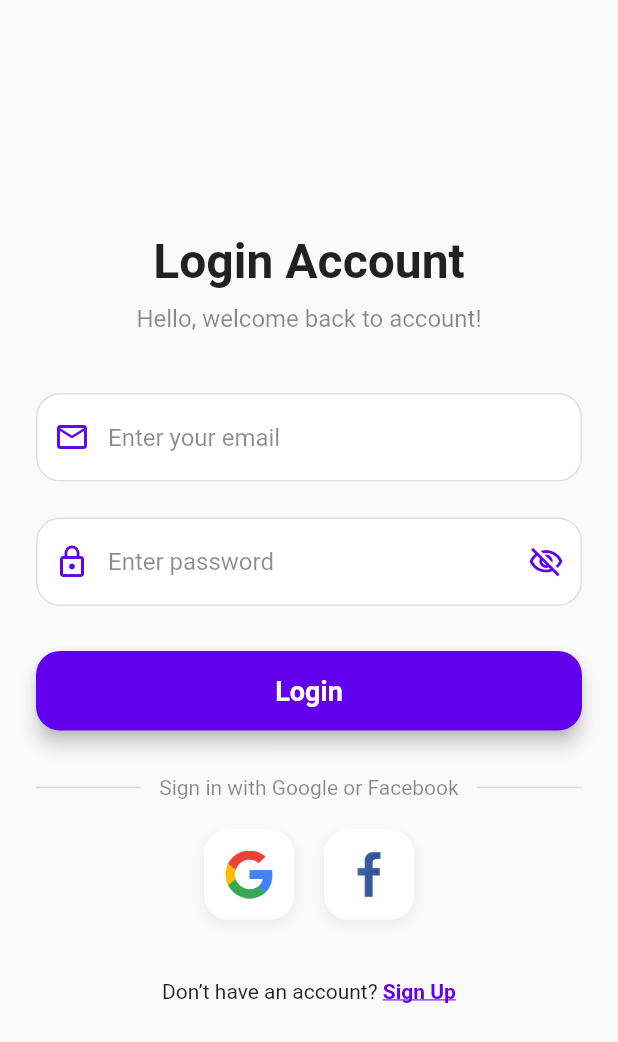
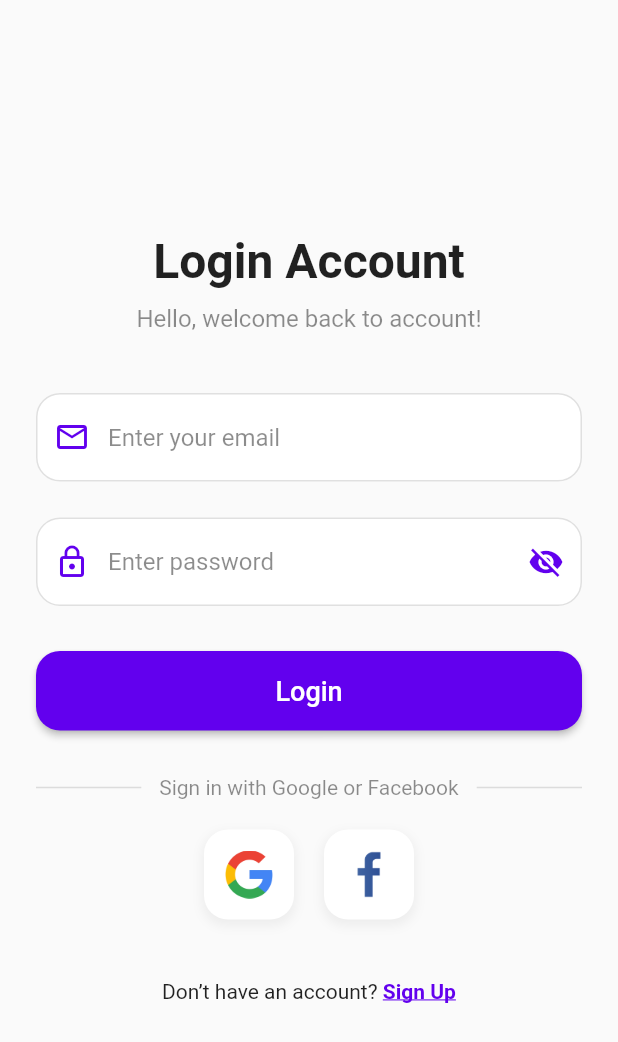
Before and after one commit to NONG-PHLOEUT-GITHUB/sports-venue-booking-app, a Flutter app: the screen it shows after launch, after a tap on "Get Started", on a phone screen of 412 x 824 dp. Shown: the top 1042 px of the screen. Run offline on Flutter 3.47's test engine with Material 3 defaults, Android fonts, the phone set to English and light mode, and no system bars; our stand-ins replace carousel_slider, dio, firebase_auth, get, get_storage, google_sign_in and 2 more; accounts and stored records are empty; network calls fail.

Commit message:
new feature

```diff
--- a/frontend/lib/controllers/register_controller.dart
+++ b/frontend/lib/controllers/register_controller.dart
@@ -1,4 +1,5 @@
 import 'package:flutter/material.dart';
+import 'package:frontend/screens/otp_comfirm_screen.dart';
 import 'package:get/get.dart';
 import 'package:http/http.dart' as http;
 import 'dart:convert';
@@ -27,7 +28,7 @@ class RegisterController extends GetxController {
         Get.snackbar("Success", "Account created successfully",
             backgroundColor: Colors.green, colorText: Colors.white);
         print("Token: ${data['access_token']}");
-            Get.to(() => OtpScreen(token: data['access_token']));
+        Get.to(() => OtpVerificationPage(token: data['access_token']));
       } else {
         var error = json.decode(response.body);
         Get.snackbar("Error", error.toString(),
--- a/frontend/lib/screens/login_screen.dart
+++ b/frontend/lib/screens/login_screen.dart
@@ -1,37 +1,25 @@
 import 'package:flutter/material.dart';
 import 'package:frontend/controllers/locale_controller.dart';
+import 'package:frontend/controllers/login_controller.dart';
+import 'package:frontend/controllers/social_login_controller.dart';
 import 'package:frontend/screens/otp_comfirm_screen.dart'; // This screen might not be needed for password login, but I'll keep the import for now
 import 'package:frontend/screens/register_screen.dart';
 import 'package:frontend/l10n/app_localizations.dart';
 import 'package:flutter/gestures.dart';
 import 'package:get/get.dart';
 
-class LoginPage extends StatefulWidget {
-  const LoginPage({super.key});
-
-  @override
-  State<LoginPage> createState() => _LoginPageState();
-}
-
-class _LoginPageState extends State<LoginPage> {
-  final TextEditingController _emailController = TextEditingController();
-  final TextEditingController _passwordController = TextEditingController();
-  bool _obscurePassword = true;
-
+class LoginScreen extends StatelessWidget {
+  final LoginController controller = Get.put(LoginController());
+  final SocialLoginController socialLoginController = Get.put(SocialLoginController());
   // UI constants
-  final Color _primaryColor = const Color(0xFF6200EE);
+  final Color primaryColor = Get.theme.colorScheme.primary;
   final Color _textColor = Colors.black87;
   final Color _hintColor = Colors.black45;
   final Color _borderColor = Colors.grey.shade300;
   final Color _fillColor = Colors.white;
-  final double _borderRadius = 16;
+  final double borderRadius = 16;
 
-  @override
-  void dispose() {
-    _emailController.dispose();
-    _passwordController.dispose();
-    super.dispose();
-  }
+  LoginScreen({super.key});
 
   @override
   Widget build(BuildContext context) {
@@ -70,7 +58,7 @@ class _LoginPageState extends State<LoginPage> {
                   ),
                   const SizedBox(height: 40),
                   _buildTextField(
-                    controller: _emailController,
+                    controller: controller.emailController,
                     hintText:
                         isLocalizationsAvailable
                             ? localizations.enterEmail
@@ -81,29 +69,33 @@ class _LoginPageState extends State<LoginPage> {
                   const SizedBox(height: 24),
                   _buildPasswordField(),
                   const SizedBox(height: 30),
-                  ElevatedButton(
-                    onPressed: () {
-                      // Navigator.push(
-                      //   context,
-                      //   MaterialPageRoute(
-                      //     builder: (context) => OtpVerificationPage(),
-                      //   ),
-                      // );
-                    },
+                  Obx(
+                    () => ElevatedButton(
+                      onPressed:
+                          controller.isLoading.value ? null : controller.login,
                       style: ElevatedButton.styleFrom(
-                      backgroundColor: _primaryColor,
+                        backgroundColor: primaryColor,
                         padding: const EdgeInsets.symmetric(vertical: 16),
                         shape: RoundedRectangleBorder(
-                        borderRadius: BorderRadius.circular(_borderRadius),
+                          borderRadius: BorderRadius.circular(borderRadius),
                         ),
-                      elevation: 5,
                       ),
-                    child: const Text(
-                      'Login',
+                      child:
+                          controller.isLoading.value
+                              ? const SizedBox(
+                                height: 20,
+                                width: 20,
+                                child: CircularProgressIndicator(
+                                  color: Colors.white,
+                                  strokeWidth: 2,
+                                ),
+                              )
+                              : const Text(
+                                "Login",
                                 style: TextStyle(
                                   color: Colors.white,
                                   fontSize: 18,
-                        fontWeight: FontWeight.bold,
+                                ),
                               ),
                     ),
                   ),
@@ -132,7 +124,7 @@ class _LoginPageState extends State<LoginPage> {
                                     ? localizations.signUp
                                     : 'Sign Up',
                             style: TextStyle(
-                              color: _primaryColor,
+                              color: primaryColor,
                               fontWeight: FontWeight.w700,
                               decoration: TextDecoration.underline,
                             ),
@@ -142,8 +134,7 @@ class _LoginPageState extends State<LoginPage> {
                                     Navigator.push(
                                       context,
                                       MaterialPageRoute(
-                                        builder:
-                                            (context) => RegisterScreen(),
+                                        builder: (context) => RegisterScreen(),
                                       ),
                                     );
                                   },
@@ -175,55 +166,54 @@ class _LoginPageState extends State<LoginPage> {
         fillColor: _fillColor,
         hintText: hintText,
         hintStyle: TextStyle(color: _hintColor),
-        prefixIcon: Icon(icon, color: _primaryColor),
+        prefixIcon: Icon(icon, color: primaryColor),
         border: OutlineInputBorder(
-          borderRadius: BorderRadius.circular(_borderRadius),
+          borderRadius: BorderRadius.circular(borderRadius),
           borderSide: BorderSide(color: _borderColor),
         ),
         enabledBorder: OutlineInputBorder(
-          borderRadius: BorderRadius.circular(_borderRadius),
+          borderRadius: BorderRadius.circular(borderRadius),
           borderSide: BorderSide(color: _borderColor),
         ),
         focusedBorder: OutlineInputBorder(
-          borderRadius: BorderRadius.circular(_borderRadius),
-          borderSide: BorderSide(color: _primaryColor, width: 2),
+          borderRadius: BorderRadius.circular(borderRadius),
+          borderSide: BorderSide(color: primaryColor, width: 2),
         ),
       ),
     );
   }
 
   Widget _buildPasswordField() {
-    return TextField(
-      controller: _passwordController,
-      obscureText: _obscurePassword,
+    var obscureText = true.obs;
+    return Obx(
+      () => TextField(
+        controller: controller.passwordController,
+        obscureText: obscureText.value,
         decoration: InputDecoration(
           filled: true,
           fillColor: _fillColor,
           hintText: 'Enter password',
           hintStyle: TextStyle(color: _hintColor),
-        prefixIcon: Icon(Icons.lock_outline, color: _primaryColor),
+          prefixIcon: Icon(Icons.lock_outline, color: primaryColor),
           suffixIcon: IconButton(
             icon: Icon(
-            _obscurePassword ? Icons.visibility_off_outlined : Icons.visibility,
-            color: _primaryColor,
+              obscureText.value ? Icons.visibility_off : Icons.visibility,
+              color: primaryColor,
             ),
-          onPressed: () {
-            setState(() {
-              _obscurePassword = !_obscurePassword;
-            });
-          },
+            onPressed: () => obscureText.value = !obscureText.value,
           ),
           border: OutlineInputBorder(
-          borderRadius: BorderRadius.circular(_borderRadius),
+            borderRadius: BorderRadius.circular(borderRadius),
             borderSide: BorderSide(color: _borderColor),
           ),
           enabledBorder: OutlineInputBorder(
-          borderRadius: BorderRadius.circular(_borderRadius),
+            borderRadius: BorderRadius.circular(borderRadius),
             borderSide: BorderSide(color: _borderColor),
           ),
           focusedBorder: OutlineInputBorder(
-          borderRadius: BorderRadius.circular(_borderRadius),
-          borderSide: BorderSide(color: _primaryColor, width: 2),
+            borderRadius: BorderRadius.circular(borderRadius),
+            borderSide: BorderSide(color: primaryColor, width: 2),
+          ),
         ),
       ),
     );
@@ -235,8 +225,9 @@ class _LoginPageState extends State<LoginPage> {
       children: [
         _socialButton(
           'assets/images/google.webp',
-          onPressed: () => print("Google Login"),
+           onPressed: () => socialLoginController.googleSignIn(),
         ),
+
         const SizedBox(width: 20),
         _socialButton(
           'assets/images/fb1.png',
@@ -254,7 +245,7 @@ class _LoginPageState extends State<LoginPage> {
         height: 60,
         decoration: BoxDecoration(
           color: _fillColor,
-          borderRadius: BorderRadius.circular(_borderRadius),
+          borderRadius: BorderRadius.circular(borderRadius),
           boxShadow: [
             BoxShadow(
               color: Colors.black.withOpacity(0.05),
--- a/frontend/lib/screens/register_screen.dart
+++ b/frontend/lib/screens/register_screen.dart
@@ -172,7 +172,7 @@ class RegisterScreen extends StatelessWidget {
                             Navigator.push(
                               context,
                               MaterialPageRoute(
-                                builder: (context) => const LoginPage(),
+                                builder: (context) => LoginScreen(),
                               ),
                             );
                           },
--- a/frontend/lib/screens/splash_screen.dart
+++ b/frontend/lib/screens/splash_screen.dart
@@ -171,7 +171,7 @@ class SplashScreen extends StatelessWidget {
                         borderRadius: BorderRadius.circular(8),
                       ),
                     ),
-                    onPressed: () => Get.to(() => const LoginPage()),
+                    onPressed: () => Get.to(() => LoginScreen()),
                   ),
                 ),
               ),
```
Also changed, not shown: frontend/lib/controllers/login_controller.dart (added, +74 -0 lines), frontend/lib/controllers/phone_auth_controller.dart (added, +43 -0 lines), frontend/lib/controllers/profile_controller.dart (added, +54 -0 lines), frontend/lib/controllers/social_login_controller.dart (added, +44 -0 lines), frontend/lib/screens/account_screen.dart (+25 -32 lines), frontend/lib/screens/phone_input_screen.dart (added, +75 -0 lines), 7 other files. Lines whose indentation alone changed are shown as unchanged.
